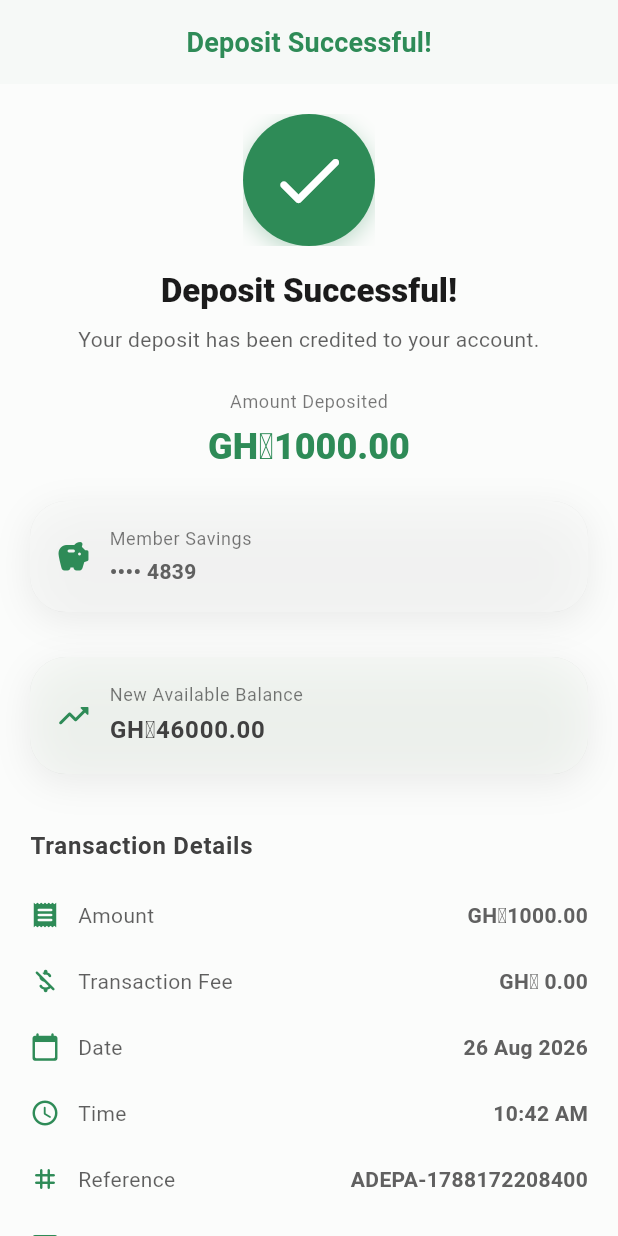
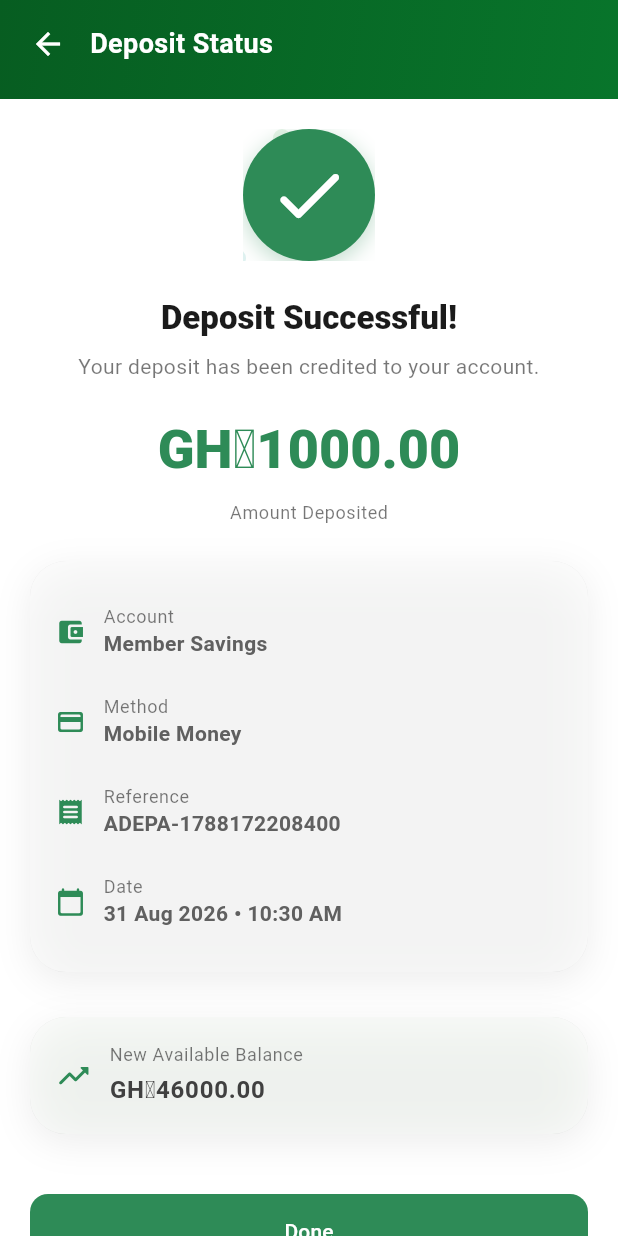
Before and after one commit to snbitsolutions/myfinance, a Flutter app: the PaymentSuccessScreen screen opened by its route, on a phone screen of 412 x 824 dp. Run offline on Flutter 3.47's test engine with Material 3 defaults, Android fonts, the phone set to English and light mode, and no system bars; our stand-ins replace connectivity_plus, device_info_plus, dio, flutter_riverpod, flutter_secure_storage, go_router and 2 more; accounts and stored records are empty.

Commit message:
Fix: Add green header at top of all payment screens (success, failed, receipt)
- Replace AppScaffold with custom Scaffold layout for success screen
- Add dark green gradient header at the very top with back button and title
- Replace AppScaffold with custom Scaffold layout for failed screen
- All three payment screens now have consistent green header styling
- Update detail rows with icons for better visual hierarchy
- Proper status bar padding using MediaQuery
- All tests passing, no lint warnings

Co-authored-by: Copilot <223556219+Copilot@users.noreply.github.com>

```diff
--- a/lib/screens/payment/payment_success_screen.dart
+++ b/lib/screens/payment/payment_success_screen.dart
@@ -2,8 +2,6 @@ import 'package:flutter/material.dart';
 import '../../core/color_ext.dart';
 import '../../core/app_card.dart';
 import 'package:go_router/go_router.dart';
-
-import '../../core/app_scaffold.dart';
 
 class PaymentSuccessScreen extends StatelessWidget {
   final double? amount;
@@ -60,9 +58,41 @@ class PaymentSuccessScreen extends StatelessWidget {
     final resolvedPaymentMethod = paymentMethod ?? 'Mobile Money';
     final resolvedNewBalance = newBalance ?? 46000;
 
-    return AppScaffold(
-      title: resolvedTitle,
-      showBack: false,
+    return Scaffold(
+      backgroundColor: Colors.white,
+      body: Column(
+        children: [
+          // Dark green header at the very top
+          Container(
+            width: double.infinity,
+            padding: EdgeInsets.fromLTRB(20, MediaQuery.of(context).padding.top + 16, 20, 24),
+            decoration: const BoxDecoration(
+              gradient: LinearGradient(
+                colors: [Color(0xFF075D21), Color(0xFF08752B)],
+                begin: Alignment.topLeft,
+                end: Alignment.bottomRight,
+              ),
+            ),
+            child: Row(
+              children: [
+                GestureDetector(
+                  onTap: () => Navigator.pop(context),
+                  child: const Icon(Icons.arrow_back, color: Colors.white),
+                ),
+                const SizedBox(width: 16),
+                const Text(
+                  'Deposit Status',
+                  style: TextStyle(
+                    color: Colors.white,
+                    fontSize: 18,
+                    fontWeight: FontWeight.w700,
+                  ),
+                ),
+              ],
+            ),
+          ),
+          // Scrollable content
+          Expanded(
             child: SingleChildScrollView(
               padding: const EdgeInsets.all(20),
               child: Column(
@@ -91,7 +121,7 @@ class PaymentSuccessScreen extends StatelessWidget {
                       ),
                     ],
                   ),
-            const SizedBox(height: 16),
+                  const SizedBox(height: 24),
                   // Title
                   Text(
                     resolvedTitle,
@@ -99,67 +129,48 @@ class PaymentSuccessScreen extends StatelessWidget {
                       fontWeight: FontWeight.w800,
                       color: theme.colorScheme.onSurface,
                     ),
+                    textAlign: TextAlign.center,
                   ),
                   const SizedBox(height: 8),
                   // Message
                   Text(
                     resolvedMessage,
+                    style: theme.textTheme.bodyMedium?.copyWith(
+                      color: theme.colorScheme.onSurface.withOpacitySafe(0.6),
+                    ),
                     textAlign: TextAlign.center,
-              style: theme.textTheme.bodyMedium?.copyWith(
-                color: theme.colorScheme.onSurface.withOpacitySafe(0.7),
+                  ),
+                  const SizedBox(height: 24),
+                  // Amount section (plain background)
+                  Text(
+                    _formatAmount(),
+                    style: theme.textTheme.displaySmall?.copyWith(
+                      fontWeight: FontWeight.w800,
+                      color: theme.colorScheme.primary,
                     ),
                   ),
-            const SizedBox(height: 24),
-            // Amount Section
-            Column(
-              crossAxisAlignment: CrossAxisAlignment.center,
-              children: [
+                  const SizedBox(height: 12),
                   Text(
                     'Amount Deposited',
                     style: theme.textTheme.bodySmall?.copyWith(
                       color: theme.colorScheme.onSurface.withOpacitySafe(0.6),
                     ),
                   ),
-                const SizedBox(height: 6),
-                Text(
-                  _formatAmount(),
-                  style: theme.textTheme.headlineSmall?.copyWith(
-                    fontWeight: FontWeight.w800,
-                    color: theme.colorScheme.primary,
-                  ),
-                ),
-              ],
-            ),
-            const SizedBox(height: 20),
-            // Account Card
+                  const SizedBox(height: 24),
+                  // Transaction Details Card
                   AppCard(
-              child: Row(
-                children: [
-                  Icon(Icons.savings_rounded, color: theme.colorScheme.primary, size: 24),
-                  const SizedBox(width: 12),
-                  Expanded(
                     child: Column(
                       crossAxisAlignment: CrossAxisAlignment.start,
                       children: [
-                        Text(
-                          resolvedAccount,
-                          style: theme.textTheme.bodySmall?.copyWith(
-                            color: theme.colorScheme.onSurface.withOpacitySafe(0.6),
-                          ),
-                        ),
-                        const SizedBox(height: 4),
-                        Text(
-                          '•••• 4839',
-                          style: theme.textTheme.bodyMedium?.copyWith(fontWeight: FontWeight.w600),
-                        ),
-                      ],
-                    ),
-                  ),
+                        _TransactionDetailRow('Account', resolvedAccount, theme),
+                        _TransactionDetailRow('Method', resolvedPaymentMethod, theme),
+                        _TransactionDetailRow('Reference', _formatReference(), theme),
+                        _TransactionDetailRow('Date', _formatDateTime(), theme),
                       ],
                     ),
                   ),
                   const SizedBox(height: 14),
-            // Balance Card (light green background)
+                  // Balance Card
                   AppCard(
                     backgroundColor: const Color(0xFFF0F8EF),
                     child: Row(
@@ -187,125 +198,83 @@ class PaymentSuccessScreen extends StatelessWidget {
                       ],
                     ),
                   ),
-            const SizedBox(height: 20),
-            // Transaction Details
-            Align(
-              alignment: Alignment.centerLeft,
-              child: Text(
-                'Transaction Details',
-                style: theme.textTheme.bodyLarge?.copyWith(fontWeight: FontWeight.w700),
-              ),
-            ),
-            const SizedBox(height: 12),
-            _TransactionDetailRow(
-              icon: Icons.receipt_rounded,
-              label: 'Amount',
-              value: _formatAmount(),
-              theme: theme,
-            ),
-            _TransactionDetailRow(
-              icon: Icons.money_off_rounded,
-              label: 'Transaction Fee',
-              value: 'GH₵ 0.00',
-              theme: theme,
-            ),
-            _TransactionDetailRow(
-              icon: Icons.calendar_today_rounded,
-              label: 'Date',
-              value: '26 Aug 2026',
-              theme: theme,
-            ),
-            _TransactionDetailRow(
-              icon: Icons.access_time_rounded,
-              label: 'Time',
-              value: '10:42 AM',
-              theme: theme,
-            ),
-            _TransactionDetailRow(
-              icon: Icons.tag_rounded,
-              label: 'Reference',
-              value: _formatReference(),
-              theme: theme,
-            ),
-            _TransactionDetailRow(
-              icon: Icons.credit_card_rounded,
-              label: 'Payment Method',
-              value: resolvedPaymentMethod,
-              theme: theme,
-            ),
                   const SizedBox(height: 24),
-            // Buttons
+                  // Action Buttons
                   SizedBox(
                     width: double.infinity,
                     height: 50,
-              child: OutlinedButton.icon(
+                    child: FilledButton(
                       onPressed: () {
-                  context.push(
-                    Uri(
-                      path: '/payment-receipt',
-                      queryParameters: {
-                        'amount': amount?.toString() ?? '1000',
-                        'reference': _formatReference(),
-                        'account': resolvedAccount,
-                        'paymentMethod': resolvedPaymentMethod,
-                        'newBalance': newBalance?.toString() ?? '46000',
+                        if (primaryActionRoute != null && primaryActionRoute!.trim().isNotEmpty) {
+                          context.go(primaryActionRoute!);
+                        } else {
+                          context.go('/savings');
+                        }
                       },
-                    ).toString(),
-                  );
-                },
-                icon: const Icon(Icons.receipt_long_rounded),
-                label: const Text('View Receipt'),
-                style: OutlinedButton.styleFrom(
+                      style: FilledButton.styleFrom(
+                        backgroundColor: theme.colorScheme.primary,
                         shape: RoundedRectangleBorder(borderRadius: BorderRadius.circular(12)),
                       ),
+                      child: Text(primaryActionLabel ?? 'Done'),
                     ),
                   ),
+                  if (secondaryActionRoute != null && secondaryActionRoute!.trim().isNotEmpty) ...[
                     const SizedBox(height: 12),
                     SizedBox(
                       width: double.infinity,
                       height: 50,
-              child: FilledButton(
-                onPressed: () => context.go('/savings'),
-                style: FilledButton.styleFrom(
+                      child: OutlinedButton(
+                        onPressed: () => context.go(secondaryActionRoute!),
+                        style: OutlinedButton.styleFrom(
                           shape: RoundedRectangleBorder(borderRadius: BorderRadius.circular(12)),
-                  backgroundColor: theme.colorScheme.primary,
                         ),
-                child: const Text('Done'),
+                        child: Text(secondaryActionLabel ?? 'View Receipt'),
+                      ),
+                    ),
+                  ],
+                ],
+              ),
             ),
           ),
         ],
       ),
-      ),
     );
+  }
+
+  String _formatDateTime() {
+    final date = processedAt ?? DateTime.now();
+    final months = ['Jan', 'Feb', 'Mar', 'Apr', 'May', 'Jun', 'Jul', 'Aug', 'Sep', 'Oct', 'Nov', 'Dec'];
+    final hour = date.hour % 12 == 0 ? 12 : date.hour % 12;
+    final meridiem = date.hour >= 12 ? 'PM' : 'AM';
+    return '${date.day} ${months[date.month - 1]} ${date.year} • $hour:${date.minute.toString().padLeft(2, '0')} $meridiem';
   }
 
   List<Widget> _generateDecorativeDots() {
     final colors = [
-      const Color(0xFFB8E6C0),
-      const Color(0xFFC8F0D0),
-      const Color(0xFFF4D89F),
+      const Color(0xFFE8F5E9),
+      const Color(0xFFFFF9C4),
+      const Color(0xFFE0F2F1),
+      const Color(0xFFF0F4C3),
+      const Color(0xFFE8F5E9),
     ];
+
     final positions = [
-      const Offset(-40, -30),
-      const Offset(50, -25),
-      const Offset(-35, 35),
-      const Offset(45, 40),
-      const Offset(-15, -50),
-      const Offset(25, -45),
+      (dx: -40.0, dy: -60.0),
+      (dx: 60.0, dy: -50.0),
+      (dx: -70.0, dy: 20.0),
+      (dx: 80.0, dy: 30.0),
+      (dx: 0.0, dy: 80.0),
     ];
 
     return List.generate(
-      positions.length,
-      (index) => Positioned(
-        left: positions[index].dx,
-        top: positions[index].dy,
+      colors.length,
+      (i) => Positioned(
+        left: 60 + positions[i].dx,
+        top: 60 + positions[i].dy,
         child: Container(
-          width: 8,
-          height: 8,
-          decoration: BoxDecoration(
-            color: colors[index % colors.length],
-            shape: BoxShape.circle,
-          ),
+          width: 12,
+          height: 12,
+          decoration: BoxDecoration(color: colors[i], shape: BoxShape.circle),
         ),
       ),
     );
@@ -313,39 +282,52 @@ class PaymentSuccessScreen extends StatelessWidget {
 }
 
 class _TransactionDetailRow extends StatelessWidget {
-  final IconData icon;
+  final String icon;
   final String label;
   final String value;
   final ThemeData theme;
 
-  const _TransactionDetailRow({
-    required this.icon,
-    required this.label,
-    required this.value,
-    required this.theme,
-  });
+  const _TransactionDetailRow(this.label, this.value, this.theme)
+      : icon = '';
 
   @override
   Widget build(BuildContext context) {
+    final iconMap = {
+      'Account': Icons.account_balance_wallet_rounded,
+      'Method': Icons.payment_rounded,
+      'Reference': Icons.receipt_rounded,
+      'Date': Icons.calendar_today_rounded,
+    };
+
     return Padding(
       padding: const EdgeInsets.symmetric(vertical: 12),
       child: Row(
         children: [
-          Icon(icon, size: 20, color: theme.colorScheme.primary),
+          Icon(
+            iconMap[label] ?? Icons.check_rounded,
+            size: 20,
+            color: theme.colorScheme.primary,
+          ),
           const SizedBox(width: 12),
+          Expanded(
+            child: Column(
+              crossAxisAlignment: CrossAxisAlignment.start,
+              children: [
                 Text(
                   label,
-            style: theme.textTheme.bodyMedium?.copyWith(
-              color: theme.colorScheme.onSurface.withOpacitySafe(0.7),
+                  style: theme.textTheme.bodySmall?.copyWith(
+                    color: theme.colorScheme.onSurface.withOpacitySafe(0.6),
                   ),
                 ),
-          const Spacer(),
                 Text(
                   value,
                   style: theme.textTheme.bodyMedium?.copyWith(fontWeight: FontWeight.w600),
                 ),
               ],
             ),
+          ),
+        ],
+      ),
     );
   }
 }
```
Also changed, not shown: lib/screens/payment/payment_failed_screen.dart (+164 -158 lines). Lines whose indentation alone changed are shown as unchanged.
